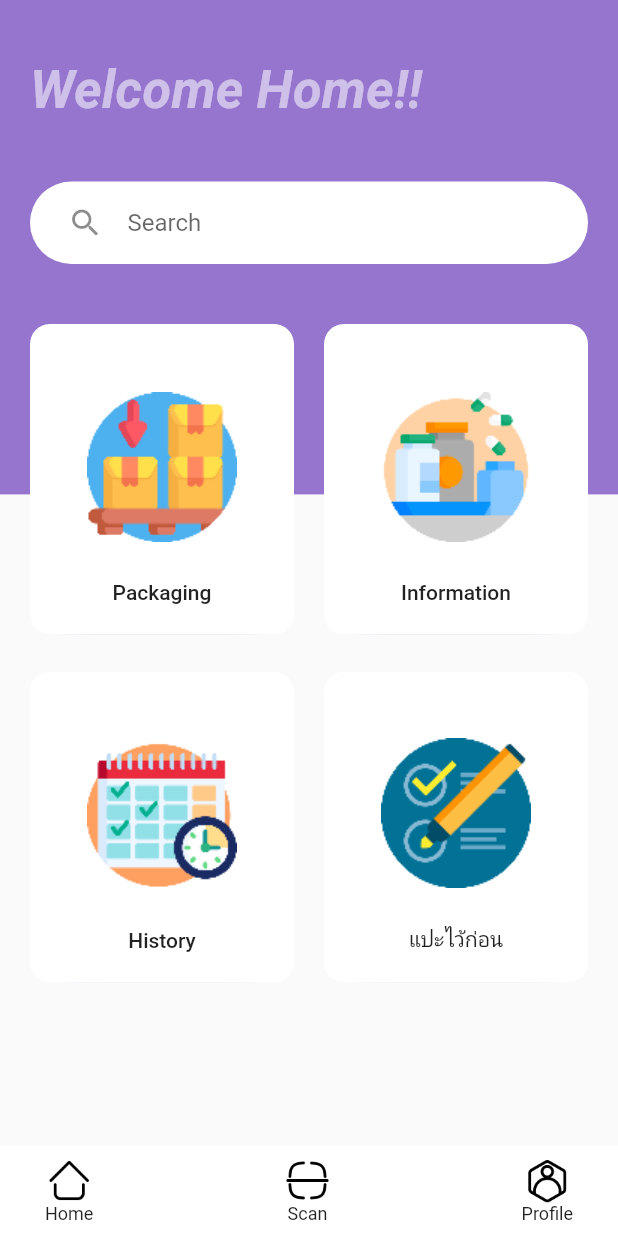
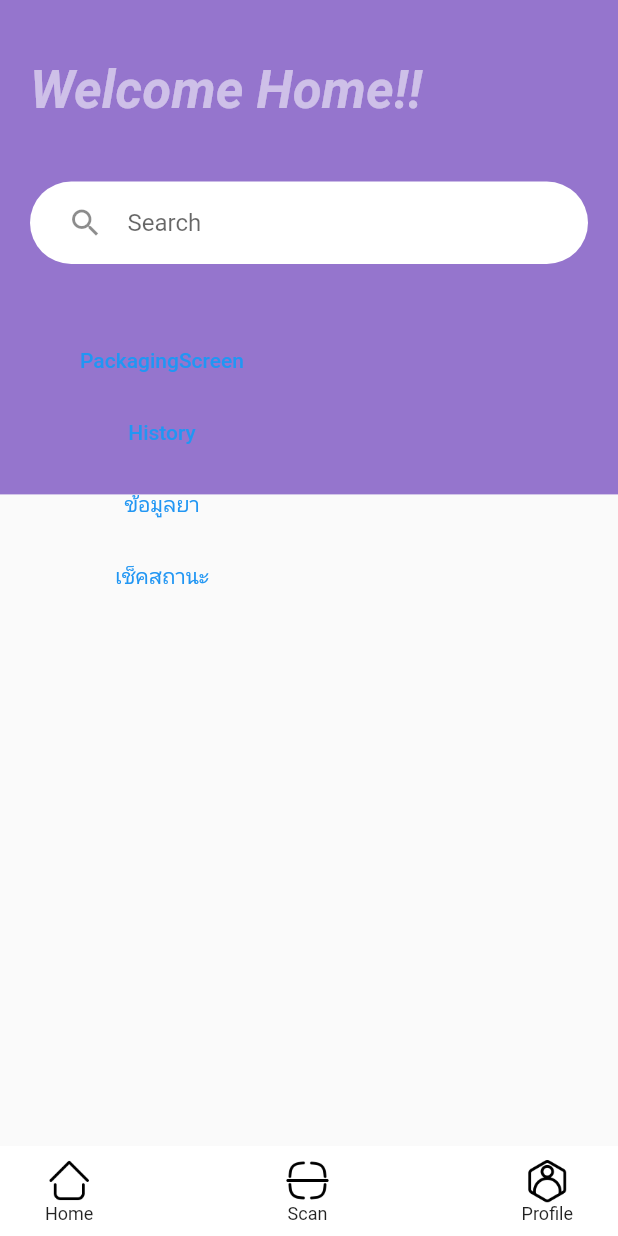
Before and after one commit to phatcharaphon23/Work_projectSW, a Flutter app: the screen it shows after launch, on a phone screen of 412 x 824 dp. Run offline on Flutter 3.47's test engine with Material 2 defaults, Android fonts, the phone set to English and light mode, and no system bars.

Commit message:
addd new

```diff
--- a/lib/states/home.dart
+++ b/lib/states/home.dart
@@ -67,33 +67,84 @@ class HomeScreen extends StatelessWidget {
                       crossAxisSpacing: 20,
                       mainAxisSpacing: 25,
                       children: <Widget>[
-                        CategoryCard(
-                          title: "Packaging",
-                          svgSrc: "assets/icons/export.png",
-                          onpress: () {
+                        Column(
+                          children: [
+                            TextButton(
+                              onPressed: () {
                                 Navigator.push(
                                   context,
                                   MaterialPageRoute(
-                                builder: (context) => const PackagingScreen(),
+                                    builder: (context) =>
+                                        const PackagingScreen(),
                                   ),
                                 );
                               },
+                              child: Text("PackagingScreen"),
                             ),
-                        CategoryCard(
-                          title: "Information",
-                          svgSrc: "assets/icons/supplements.png",
-                          onpress: () {},
+                            TextButton(
+                              onPressed: () {
+                                Navigator.push(
+                                  context,
+                                  MaterialPageRoute(
+                                    builder: (context) =>
+                                        const PackagingScreen(),
                                   ),
-                        CategoryCard(
-                          title: "History",
-                          svgSrc: "assets/icons/timetable.png",
-                          onpress: () {},
+                                );
+                              },
+                              child: Text("History"),
                             ),
-                        CategoryCard(
-                          title: "แปะไว้ก่อน",
-                          svgSrc: "assets/icons/test.png",
-                          onpress: () {},
+                            TextButton(
+                              onPressed: () {
+                                Navigator.push(
+                                  context,
+                                  MaterialPageRoute(
+                                    builder: (context) =>
+                                        const PackagingScreen(),
                                   ),
+                                );
+                              },
+                              child: Text("ข้อมูลยา"),
+                            ),
+                            TextButton(
+                                onPressed: () {
+                                  Navigator.push(
+                                    context,
+                                    MaterialPageRoute(
+                                      builder: (context) =>
+                                          const PackagingScreen(),
+                                    ),
+                                  );
+                                },
+                                child: Text("เช็คสถานะ")),
+                          ],
+                        ),
+                        // CategoryCard(
+                        //   title: "Packaging",
+                        //   svgSrc: "assets/icons/export.png",
+                        //   onpress: () {
+                        //     Navigator.push(
+                        //       context,
+                        //       MaterialPageRoute(
+                        //         builder: (context) => const PackingScreen(),
+                        //       ),
+                        //     );
+                        //   },
+                        // ),
+                        // CategoryCard(
+                        //   title: "Information",
+                        //   svgSrc: "assets/icons/supplements.png",
+                        //   onpress: () {},
+                        // ),
+                        // CategoryCard(
+                        //   title: "History",
+                        //   svgSrc: "assets/icons/timetable.png",
+                        //   onpress: () {},
+                        // ),
+                        // CategoryCard(
+                        //   title: "แปะไว้ก่อน",
+                        //   svgSrc: "assets/icons/test.png",
+                        //   onpress: () {},
+                        // ),
                       ],
                     ),
                   ),
```
Lines whose indentation alone changed are shown as unchanged.
